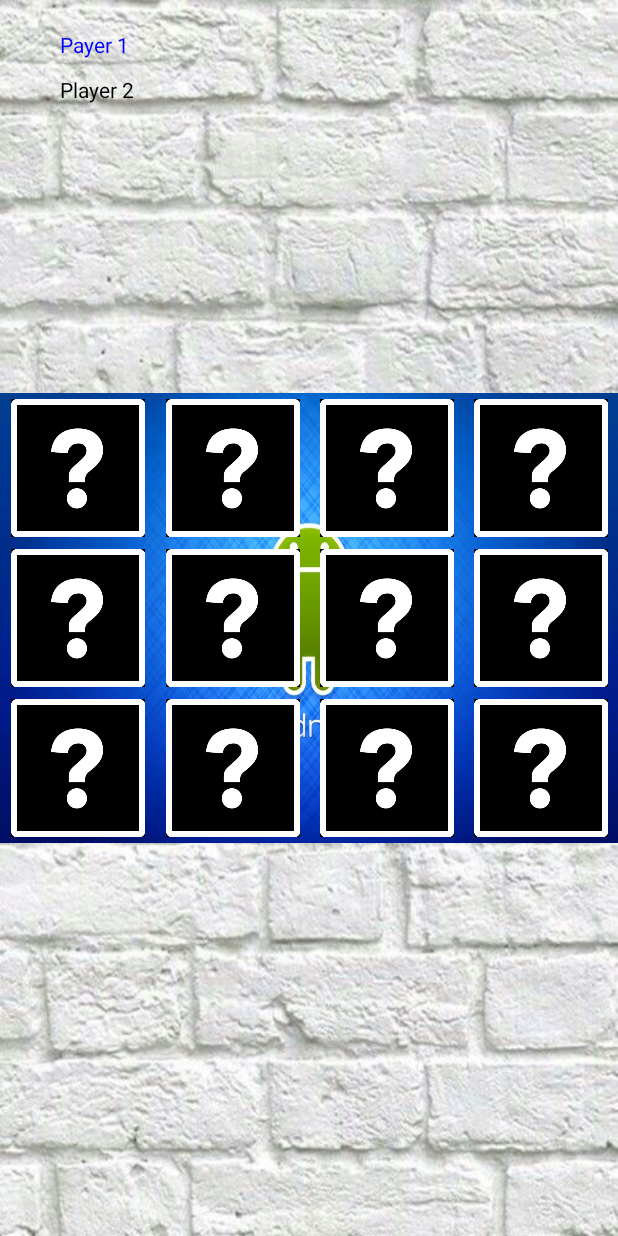
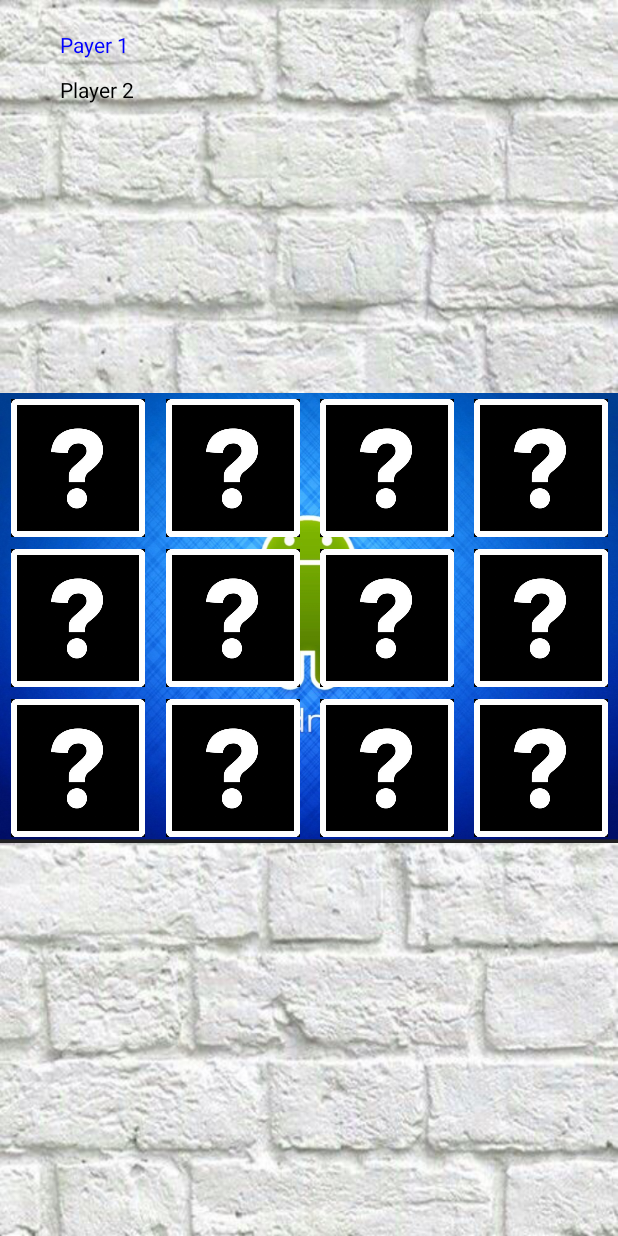
Before and after one commit to Blackhole91/AwesomeMemory, an Android app: the screen it shows after launch (MemorieActivity), after a tap on "PLAY", on a phone screen of 412 x 824 dp. Run offline under Robolectric (Android 15) with nearby library versions, the phone set to English and light mode, and no system bars.

Commit message:
dombom
backgroundChange

```diff
--- a/app/src/main/java/com/example/awesomememory/Main2Activity.java
+++ b/app/src/main/java/com/example/awesomememory/Main2Activity.java
@@ -56,7 +56,7 @@ public class Main2Activity extends AppCompatActivity implements View.OnClickList
 
         if(!check){
 
-            linearLayoutMain.setBackgroundResource(R.drawable.white_brick);
+            linearLayoutMain.setBackgroundResource(R.drawable.trinangle_white);
 
         }else{
 
--- a/app/src/main/java/com/example/awesomememory/SettingsActivity.java
+++ b/app/src/main/java/com/example/awesomememory/SettingsActivity.java
@@ -48,7 +48,7 @@ public class SettingsActivity extends AppCompatActivity implements View.OnClickL
 
         if(!check3){
 
-            linearLayout3.setBackgroundResource(R.drawable.white_brick);
+            linearLayout3.setBackgroundResource(R.drawable.trinangle_white);
 
 
 
--- a/app/src/main/res/layout/images.xml
+++ b/app/src/main/res/layout/images.xml
@@ -5,7 +5,7 @@
     android:layout_width="match_parent"
     android:layout_height="match_parent"
     android:weightSum="3"
-    android:background="@drawable/android"
+    android:background="@drawable/andi"
     android:id="@+id/linearimage">
 
 
```
Also changed, not shown: app/src/main/res/drawable/andi.PNG (added), app/src/main/res/drawable/trinangle_white.png (added).
